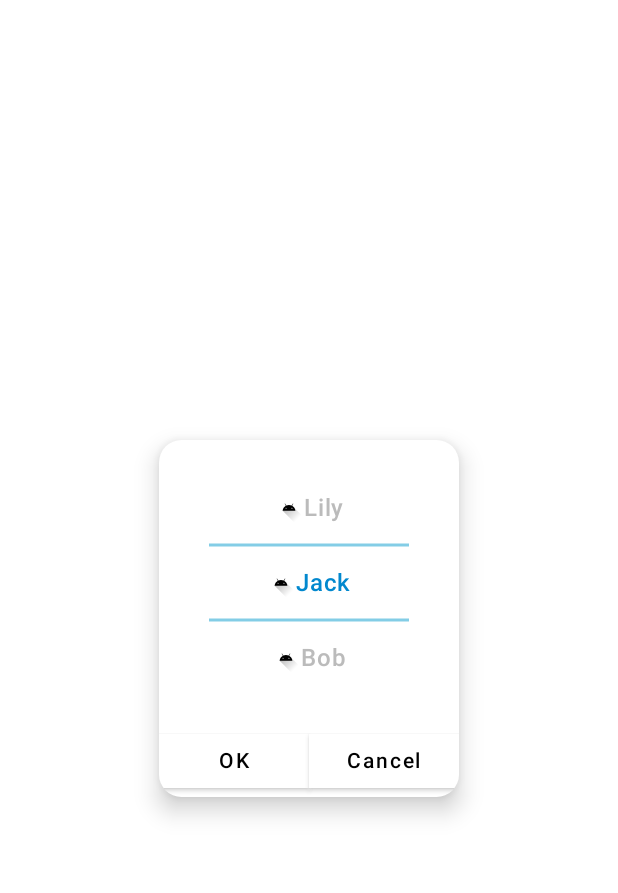
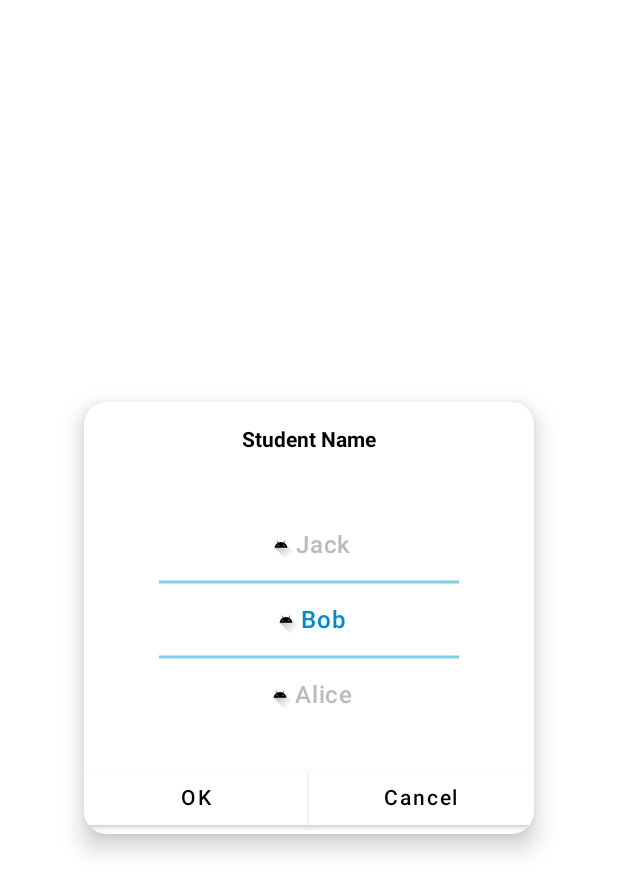
Before and after one commit to RugerMcCarthy/ScrollableSelectLayout, an Android app built with Jetpack Compose: the screen it shows after launch (MainActivity), on a phone screen of 412 x 824 dp. Shown: the top 893 px of the screen. Run offline under Robolectric (Android 15) with nearby library versions, the phone set to English and light mode, and no system bars.

Commit message:
feat: 滚动组件易用性拓展

```diff
--- a/app/src/main/java/edu/bupt/composestudy/MainActivity.kt
+++ b/app/src/main/java/edu/bupt/composestudy/MainActivity.kt
@@ -6,6 +6,7 @@ import androidx.activity.compose.setContent
 import androidx.appcompat.app.AppCompatActivity
 import androidx.compose.foundation.background
 import androidx.compose.foundation.layout.*
+import androidx.compose.foundation.lazy.LazyColumn
 import androidx.compose.foundation.lazy.rememberLazyListState
 import androidx.compose.foundation.shape.RoundedCornerShape
 import androidx.compose.material.*
@@ -40,13 +41,23 @@ class MainActivity: AppCompatActivity() {
             Box(Modifier.fillMaxSize(),
                 contentAlignment = Alignment.Center
             ) {
-                var slideSelectBarState = rememberSaveable(saver =  SlideSelectBarState.Saver) {
-                    SlideSelectBarState(2)
-                }
+                var slideSelectBarState = rememberSlideBarState()
                 SlideSelectBarLayout(
                     items = items,
                     slideSelectBarState = slideSelectBarState,
-                    modifier = Modifier.padding(vertical = 20.dp),
+                    itemHeight = 50.dp,
+                    modifier = Modifier.width(300.dp),
+                    contentPadding = PaddingValues(vertical = 20.dp),
+                    visibleCount = 3,
+                    header = {
+                       Box(modifier = Modifier
+                           .fillMaxWidth()
+                           .height(50.dp),
+                           contentAlignment = Alignment.Center
+                       ) {
+                           Text("Student Name", fontWeight = FontWeight.Bold)
+                       }
+                    },
                     footer = {
                         Row(
                             Modifier
--- a/app/src/main/java/edu/bupt/composestudy/SlideBarSelectLayout.kt
+++ b/app/src/main/java/edu/bupt/composestudy/SlideBarSelectLayout.kt
@@ -22,6 +22,7 @@ import androidx.compose.runtime.remember
 import androidx.compose.runtime.saveable.Saver
 import androidx.compose.runtime.saveable.SaverScope
 import androidx.compose.runtime.saveable.listSaver
+import androidx.compose.runtime.saveable.rememberSaveable
 import androidx.compose.runtime.setValue
 import androidx.compose.ui.Alignment
 import androidx.compose.ui.Modifier
@@ -120,13 +121,14 @@ class SlideSelectBarState(currentSwipeItemIndex: Int = -1) {
 fun <E> SlideSelectBarLayout(
     items: List<E>,
     slideSelectBarState: SlideSelectBarState,
+    itemHeight: Dp,
     modifier: Modifier = Modifier,
+    contentPadding: PaddingValues = PaddingValues(0.dp),
+    visibleCount: Int = 3,
     header: @Composable () -> Unit = {},
     footer: @Composable () -> Unit = {},
     content: @Composable RowScope.(E, Boolean) -> Unit
 ) {
-    val itemWidth = 200.dp
-    val itemHeight = 50.dp
     val slideSelectBarColumnItems = remember(items) {
         items.map {
             SlideSelectBarColumnItem(it)
@@ -142,8 +144,8 @@ fun <E> SlideSelectBarLayout(
     }
     val anthors = remember(slideSelectBarColumnItems) {
         val anthors = mutableMapOf<Float, Int>()
-        for (index in -1 .. slideSelectBarColumnItems.size - 2) {
-            anthors[-(index + 1) * itemHeight.toPx()] = index
+        for (index in slideSelectBarColumnItems.indices) {
+            anthors[-index * itemHeight.toPx()] = index - 1
         }
         anthors
     }
@@ -154,9 +156,10 @@ fun <E> SlideSelectBarLayout(
         slideSelectBarState.currentSwipeItemIndex = midItemIndexStart + 1
         true
     }
+    var selectBoxOffset: Float = if (visibleCount.mod( 2) == 0) itemHeight.toPx() / 2f else 0f
     Column(
         Modifier
-            .width(200.dp)
+            .then(modifier)
             .shadow(
                 elevation = 10.dp,
                 shape = RoundedCornerShape(15.dp)
@@ -166,11 +169,11 @@ fun <E> SlideSelectBarLayout(
         Box(modifier = Modifier.fillMaxWidth()) {
             header()
         }
-        Box(modifier = Modifier.then(modifier)) {
+        Box(modifier = Modifier.padding(contentPadding)) {
             Box(
                 modifier = Modifier
                     .fillMaxWidth()
-                    .height(itemHeight * 3)
+                    .height(itemHeight * visibleCount)
                     .swipeable(
                         state = swipeableState,
                         anchors = anthors,
@@ -180,17 +183,18 @@ fun <E> SlideSelectBarLayout(
                         }
                     )
                     .drawWithContent {
+                        var width = drawContext.size.width
                         drawContent()
                         drawLine(
                             color = Color(0xff83cde6),
-                            start = Offset(itemWidth.toPx() * (1 / 6f), itemHeight.toPx()),
-                            end = Offset(itemWidth.toPx() * (5 / 6f), itemHeight.toPx()),
+                            start = Offset(width * (1 / 6f), itemHeight.toPx() * ((visibleCount - 1) / 2)),
+                            end = Offset(width * (5 / 6f), itemHeight.toPx() * (((visibleCount - 1) / 2))),
                             strokeWidth = 3f
                         )
                         drawLine(
                             color = Color(0xff83cde6),
-                            start = Offset(itemWidth.toPx() * (1 / 6f), itemHeight.toPx() * 2),
-                            end = Offset(itemWidth.toPx() * (5 / 6f), itemHeight.toPx() * 2),
+                            start = Offset(width * (1 / 6f), itemHeight.toPx() * ((visibleCount - 1) / 2 + 1)),
+                            end = Offset(width * (5 / 6f), itemHeight.toPx() * ((visibleCount - 1) / 2 + 1)),
                             strokeWidth = 3f
                         )
                     }
@@ -207,7 +211,7 @@ fun <E> SlideSelectBarLayout(
                             val placeable = measurable.measure(nonConstraints)
                             val currentY = placeable.height / 2 - (itemHeight.toPx() * 1.5).toInt()
                             layout(placeable.width, placeable.height) {
-                                placeable.placeRelative(0, currentY)
+                                placeable.placeRelative(0, currentY  - selectBoxOffset.toInt())
                             }
                         }
                         .offset { IntOffset(0, swipeableState.offset.value.toInt()) }
@@ -261,7 +265,8 @@ fun ScrollSelectColumnPreview() {
         }
         SlideSelectBarLayout(
             items = items,
-            slideSelectBarState = slideSelectBarState
+            slideSelectBarState = slideSelectBarState,
+            itemHeight = 50.dp
         ) { item, selected ->
             Icon(painter = painterResource(id = R.drawable.ic_launcher_foreground)
                 , contentDescription = "test",
@@ -278,3 +283,8 @@ fun ScrollSelectColumnPreview() {
         }
     }
 }
+
+@Composable
+fun rememberSlideBarState(currentSwipeItemIndex: Int = -1) = rememberSaveable(saver =  SlideSelectBarState.Saver) {
+    SlideSelectBarState(currentSwipeItemIndex)
+}
```
